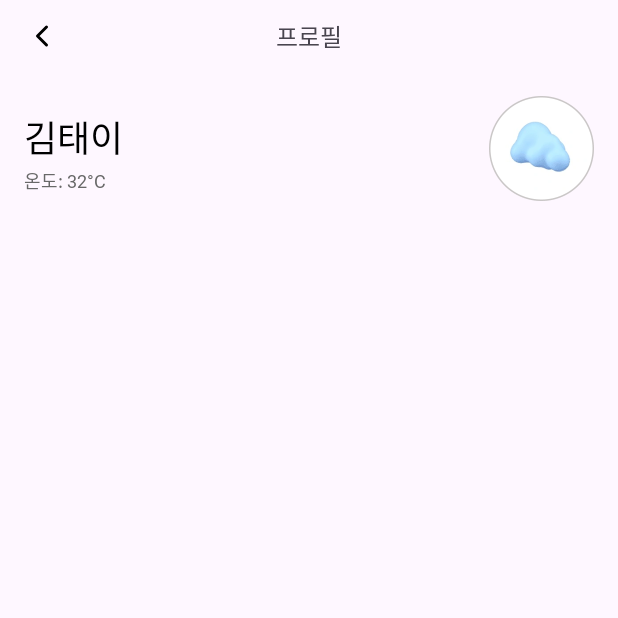
After one commit to hoonih/gora, an Android app: the MyPageActivity screen opened directly, with no data from a screen before it, on a phone screen of 412 x 824 dp, the top half of it. The commit adds this screen. Run offline under Robolectric (Android 15) with nearby library versions, the phone set to English and light mode, and no system bars; 1 statement that could not run was skipped.

Commit message:
update: mypage

```diff
--- a/app/src/main/AndroidManifest.xml
+++ b/app/src/main/AndroidManifest.xml
@@ -17,6 +17,9 @@
         android:theme="@style/Theme.Gora"
         android:usesCleartextTraffic="true"
         tools:targetApi="31">
+        <activity
+            android:name=".ui.mypage.MyPageActivity"
+            android:exported="false" />
         <activity
             android:name=".ResultActivity"
             android:exported="false" />
--- a/app/src/main/java/com/example/gora/remote/service/LoginService.kt
+++ b/app/src/main/java/com/example/gora/remote/service/LoginService.kt
@@ -2,6 +2,7 @@ package com.example.gora.remote.service
 
 import retrofit2.Call
 import retrofit2.http.Body
+import retrofit2.http.GET
 import retrofit2.http.POST
 import retrofit2.http.Query
 
@@ -10,9 +11,21 @@ data class LoginRequest(
     val userName: String
 )
 
+data class User(
+    val id: Long,
+    val userName: String,
+    val point: Int,
+    val token: String,
+)
+
 interface LoginService {
     @POST("api/auth/login")
     fun login(
         @Body loginRequest: LoginRequest
     ): Call<String>
+
+    @GET("/api/auth/profile")
+    fun user(
+        @Query("token") token: String
+    ): Call<User>
 }
--- a/app/src/main/java/com/example/gora/ui/login/LoginActivity.kt
+++ b/app/src/main/java/com/example/gora/ui/login/LoginActivity.kt
@@ -40,6 +40,11 @@ class LoginActivity : AppCompatActivity() {
                 if (response.isSuccessful()) {
                     Log.d("test", "test")
                     if(response.code() == 204) {
+                        val auto = getSharedPreferences("autoLogin", MODE_PRIVATE)
+                        val autoLoginEdit = auto.edit()
+                        autoLoginEdit.putString("token", token)
+                        autoLoginEdit.commit()
+
                         val intent = Intent(baseContext,MainActivity::class.java)
                         startActivity(intent)
                     }
--- /dev/null
+++ b/app/src/main/java/com/example/gora/ui/mypage/MyPageActivity.kt
@@ -0,0 +1,64 @@
+package com.example.gora.ui.mypage
+
+import android.content.Intent
+import androidx.appcompat.app.AppCompatActivity
+import android.os.Bundle
+import android.util.Log
+import com.example.gora.R
+import com.example.gora.databinding.ActivityMyPageBinding
+import com.example.gora.remote.RetrofitClient
+import com.example.gora.remote.service.LoginRequest
+import com.example.gora.remote.service.LoginService
+import com.example.gora.remote.service.User
+import com.example.gora.ui.main.MainActivity
+import retrofit2.Call
+import retrofit2.Callback
+import retrofit2.Response
+import java.io.IOException
+
+class MyPageActivity : AppCompatActivity() {
+
+    private lateinit var binding: ActivityMyPageBinding
+
+    private fun userinfo(token : String) {
+
+        val loginservice = RetrofitClient.getRetrofit().create(LoginService::class.java)
+
+
+        loginservice.user(token).enqueue(object : Callback<User> {
+            override fun onResponse(call: Call<User>, response: Response<User>) {
+                if (response.isSuccessful()) {
+                    Log.d("test", "test")
+                    binding.txName.text = response.body()?.userName
+                    binding.txPoint.text = "온도: ${response.body()?.userName}°C"
+                }
+                else {
+                    try {
+                        val body = response.errorBody()!!.string()
+                        Log.d("test", "error - body : $body")
+                    } catch (e: IOException) {
+                        e.printStackTrace()
+                    }
+                }
+            }
+
+            override fun onFailure(call: Call<User>, t: Throwable) {
+                Log.d("theia", "API FAIL: ${call}")
+            }
+
+        })
+
+
+    }
+    override fun onCreate(savedInstanceState: Bundle?) {
+        super.onCreate(savedInstanceState)
+        binding = ActivityMyPageBinding.inflate(layoutInflater)
+        setContentView(binding.root)
+
+        val sp = getSharedPreferences("autoLogin", MODE_PRIVATE);
+        val userid = sp.getString("token", null)
+
+        userinfo(userid.toString())
+
+    }
+}
--- /dev/null
+++ b/app/src/main/res/drawable/ic_back.xml
@@ -0,0 +1,13 @@
+<vector xmlns:android="http://schemas.android.com/apk/res/android"
+    android:width="24dp"
+    android:height="24dp"
+    android:viewportWidth="24"
+    android:viewportHeight="24">
+  <path
+      android:pathData="M15,18L9,12L15,6"
+      android:strokeLineJoin="round"
+      android:strokeWidth="2"
+      android:fillColor="#00000000"
+      android:strokeColor="#000000"
+      android:strokeLineCap="round"/>
+</vector>
--- /dev/null
+++ b/app/src/main/res/layout/activity_my_page.xml
@@ -0,0 +1,67 @@
+<?xml version="1.0" encoding="utf-8"?>
+<androidx.constraintlayout.widget.ConstraintLayout xmlns:android="http://schemas.android.com/apk/res/android"
+    xmlns:app="http://schemas.android.com/apk/res-auto"
+    xmlns:tools="http://schemas.android.com/tools"
+    android:layout_width="match_parent"
+    android:layout_height="match_parent"
+    tools:context=".ui.mypage.MyPageActivity">
+
+    <ImageView
+        android:layout_width="wrap_content"
+        android:layout_height="wrap_content"
+        android:src="@drawable/ic_back"
+        app:layout_constraintStart_toStartOf="parent"
+        app:layout_constraintTop_toTopOf="parent"
+        android:layout_marginStart="16dp"
+        android:layout_marginTop="12dp"/>
+    <TextView
+        android:layout_width="wrap_content"
+        android:layout_height="wrap_content"
+        android:text="프로필"
+        android:fontFamily="@font/semi_bold"
+        android:textSize="16sp"
+        app:layout_constraintStart_toStartOf="parent"
+        app:layout_constraintEnd_toEndOf="parent"
+        app:layout_constraintTop_toTopOf="parent"
+        android:layout_marginTop="12dp"/>
+
+
+    <TextView
+        android:id="@+id/tx_name"
+        app:layout_constraintStart_toStartOf="parent"
+        app:layout_constraintTop_toTopOf="parent"
+        android:text="김태이"
+        android:layout_marginStart="16dp"
+        android:layout_marginTop="73dp"
+        android:textSize="24sp"
+        android:layout_width="wrap_content"
+        android:layout_height="wrap_content"
+        android:fontFamily="@font/semi_bold"
+        android:textColor="@color/black"
+        />
+    <TextView
+        android:id="@+id/tx_point"
+        app:layout_constraintStart_toStartOf="parent"
+        app:layout_constraintTop_toBottomOf="@id/tx_name"
+        android:text="온도: 32°C"
+        android:layout_marginStart="16dp"
+        android:layout_marginTop="2dp"
+        android:textSize="12sp"
+        android:layout_width="wrap_content"
+        android:layout_height="wrap_content"
+        android:fontFamily="@font/medium"
+        android:textColor="#686868"
+        />
+
+    <ImageView
+        android:layout_width="70dp"
+        android:layout_height="70dp"
+        app:layout_constraintEnd_toEndOf="parent"
+        app:layout_constraintTop_toTopOf="parent"
+        android:layout_marginTop="64dp"
+        android:layout_marginEnd="16dp"
+        android:background="@drawable/ig_profile"
+    />
+
+
+</androidx.constraintlayout.widget.ConstraintLayout>
```
Also changed, not shown: app/src/main/res/drawable/ig_profile.png (added).
